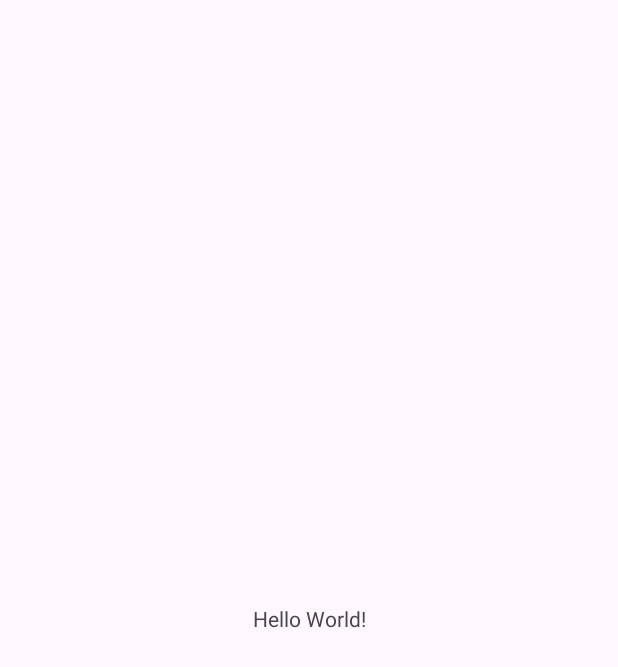
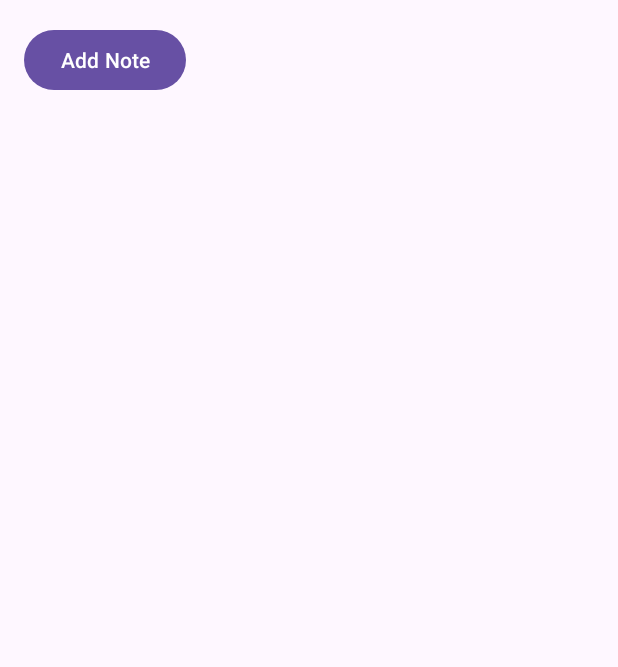
Before and after one commit to BHUPATHI-LAKSHMI-PRAVALLIKA/Grid-Layout, an Android app: the screen it shows after launch (MainActivity), on a phone screen of 412 x 824 dp. Before the commit the part shown is almost empty. Shown: the top 667 px of the screen. Run offline under Robolectric (Android 15) with nearby library versions, the phone set to English and light mode, and no system bars.

Commit message:
Different layouts created in this commit

```diff
--- a/app/src/main/java/com/example/notetakerapplication/MainActivity.java
+++ b/app/src/main/java/com/example/notetakerapplication/MainActivity.java
@@ -1,6 +1,8 @@
 package com.example.notetakerapplication;
 
+import android.content.Intent;
 import android.os.Bundle;
+import android.widget.Button;
 
 import androidx.activity.EdgeToEdge;
 import androidx.appcompat.app.AppCompatActivity;
@@ -13,12 +15,16 @@ public class MainActivity extends AppCompatActivity {
     @Override
     protected void onCreate(Bundle savedInstanceState) {
         super.onCreate(savedInstanceState);
-        EdgeToEdge.enable(this);
         setContentView(R.layout.activity_main);
-        ViewCompat.setOnApplyWindowInsetsListener(findViewById(R.id.main), (v, insets) -> {
-            Insets systemBars = insets.getInsets(WindowInsetsCompat.Type.systemBars());
-            v.setPadding(systemBars.left, systemBars.top, systemBars.right, systemBars.bottom);
-            return insets;
+
+        Button addNoteButton = findViewById(R.id.addNoteButton);
+
+        addNoteButton.setOnClickListener(v -> {
+            // Navigate to the Add/Edit Note screen
+            Intent intent = new Intent(MainActivity.this, AddEditNoteActivity.class);
+            startActivity(intent);
         });
+
+        // Load and display the notes in a ListView or RecyclerView
     }
 }
--- a/app/src/main/res/layout/activity_main.xml
+++ b/app/src/main/res/layout/activity_main.xml
@@ -1,19 +1,18 @@
 <?xml version="1.0" encoding="utf-8"?>
-<androidx.constraintlayout.widget.ConstraintLayout xmlns:android="http://schemas.android.com/apk/res/android"
-    xmlns:app="http://schemas.android.com/apk/res-auto"
-    xmlns:tools="http://schemas.android.com/tools"
-    android:id="@+id/main"
+<LinearLayout xmlns:android="http://schemas.android.com/apk/res/android"
     android:layout_width="match_parent"
     android:layout_height="match_parent"
-    tools:context=".MainActivity">
+    android:orientation="vertical"
+    android:padding="16dp">
 
-    <TextView
+    <Button
+        android:id="@+id/addNoteButton"
         android:layout_width="wrap_content"
         android:layout_height="wrap_content"
-        android:text="Hello World!"
-        app:layout_constraintBottom_toBottomOf="parent"
-        app:layout_constraintEnd_toEndOf="parent"
-        app:layout_constraintStart_toStartOf="parent"
-        app:layout_constraintTop_toTopOf="parent" />
+        android:text="Add Note" />
 
-</androidx.constraintlayout.widget.ConstraintLayout>
+    <ListView
+        android:id="@+id/notesListView"
+        android:layout_width="match_parent"
+        android:layout_height="wrap_content" />
+</LinearLayout>
```
Also changed, not shown: app/src/main/java/com/example/notetakerapplication/AddEditNoteActivity.java (added, +30 -0 lines), app/src/main/java/com/example/notetakerapplication/LoginActivity.java (added, +32 -0 lines), app/src/main/java/com/example/notetakerapplication/RegisterActivity.java (added, +25 -0 lines), app/src/main/res/layout/activity_add_edit_note.xml (added, +33 -0 lines), app/src/main/res/layout/loginlayout.xml (added, +35 -0 lines), app/src/main/res/layout/registrationlayout.xml (added, +30 -0 lines).
